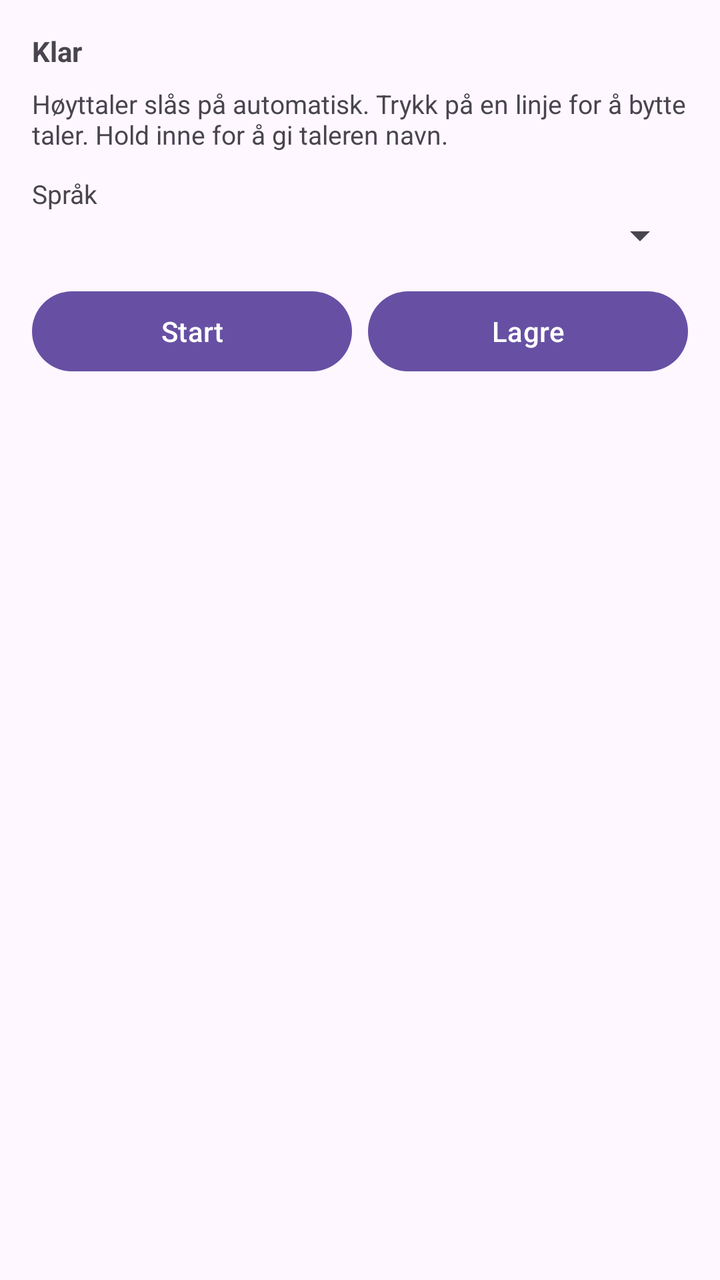
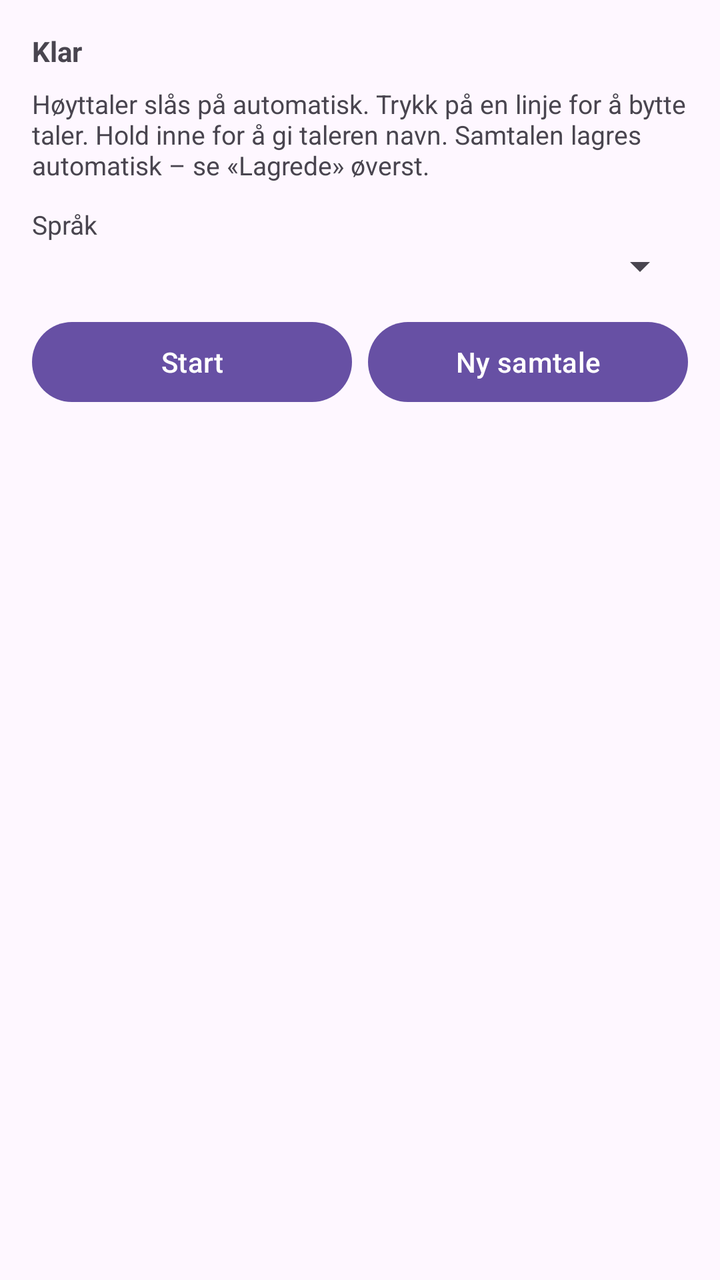

Screens rendered from an Android XML layout before and after an edit, with the pre-edit source and the edit as a unified diff.
<!-- AndroidManifest.xml: application theme Theme.App -->
<!-- res/layout/activity_main.xml -->
<?xml version="1.0" encoding="utf-8"?>
<LinearLayout xmlns:android="http://schemas.android.com/apk/res/android"
    android:layout_width="match_parent"
    android:layout_height="match_parent"
    android:orientation="vertical"
    android:padding="16dp">

    <TextView
        android:id="@+id/status"
        android:layout_width="match_parent"
        android:layout_height="wrap_content"
        android:text="Klar"
        android:textStyle="bold"
        android:paddingBottom="8dp" />

    <TextView
        android:layout_width="match_parent"
        android:layout_height="wrap_content"
        android:text="Høyttaler slås på automatisk. Trykk på en linje for å bytte taler. Hold inne for å gi taleren navn."
        android:textSize="13sp"
        android:paddingBottom="12dp" />

    <TextView
        android:layout_width="match_parent"
        android:layout_height="wrap_content"
        android:text="Språk"
        android:textSize="13sp" />

    <Spinner
        android:id="@+id/languageSpinner"
        android:layout_width="match_parent"
        android:layout_height="wrap_content"
        android:layout_marginBottom="12dp" />

    <LinearLayout
        android:layout_width="match_parent"
        android:layout_height="wrap_content"
        android:orientation="horizontal"
        android:paddingBottom="12dp">

        <Button
            android:id="@+id/startButton"
            android:layout_width="0dp"
            android:layout_height="wrap_content"
            android:layout_weight="1"
            android:text="Start" />

        <Button
            android:id="@+id/saveButton"
            android:layout_width="0dp"
            android:layout_height="wrap_content"
            android:layout_weight="1"
            android:layout_marginStart="8dp"
            android:text="Lagre" />
    </LinearLayout>

    <ListView
        android:id="@+id/transcriptList"
        android:layout_width="match_parent"
        android:layout_height="0dp"
        android:layout_weight="1" />

    <TextView
        android:id="@+id/partial"
        android:layout_width="match_parent"
        android:layout_height="wrap_content"
        android:paddingTop="8dp"
        android:textSize="15sp"
        android:textStyle="italic"
        android:visibility="gone" />
</LinearLayout>
<!-- resources referenced by this layout -->
<resources>
  <style name="Theme.App" parent="Theme.Material3.DayNight.NoActionBar" />
</resources>

<!-- the commit's change to res/layout/activity_main.xml (unified diff, before → after) -->
@@ -16,7 +16,7 @@
     <TextView
         android:layout_width="match_parent"
         android:layout_height="wrap_content"
-        android:text="Høyttaler slås på automatisk. Trykk på en linje for å bytte taler. Hold inne for å gi taleren navn."
+        android:text="Høyttaler slås på automatisk. Trykk på en linje for å bytte taler. Hold inne for å gi taleren navn. Samtalen lagres automatisk – se «Lagrede» øverst."
         android:textSize="13sp"
         android:paddingBottom="12dp" />
 
@@ -46,12 +46,12 @@
             android:text="Start" />
 
         <Button
-            android:id="@+id/saveButton"
+            android:id="@+id/newButton"
             android:layout_width="0dp"
             android:layout_height="wrap_content"
             android:layout_weight="1"
             android:layout_marginStart="8dp"
-            android:text="Lagre" />
+            android:text="Ny samtale" />
     </LinearLayout>
 
     <ListView
<!-- resource entries referenced after the edit -->
@@ -1,5 +1,8 @@
 <!-- resources referenced by this layout -->
 <resources>
-  <style name="Theme.App" parent="Theme.Material3.DayNight.NoActionBar" />
+  <style name="Theme.App" parent="Theme.Material3.DayNight">
+          <item name="windowActionBar">true</item>
+          <item name="windowNoTitle">false</item>
+      </style>
 </resources>
 
